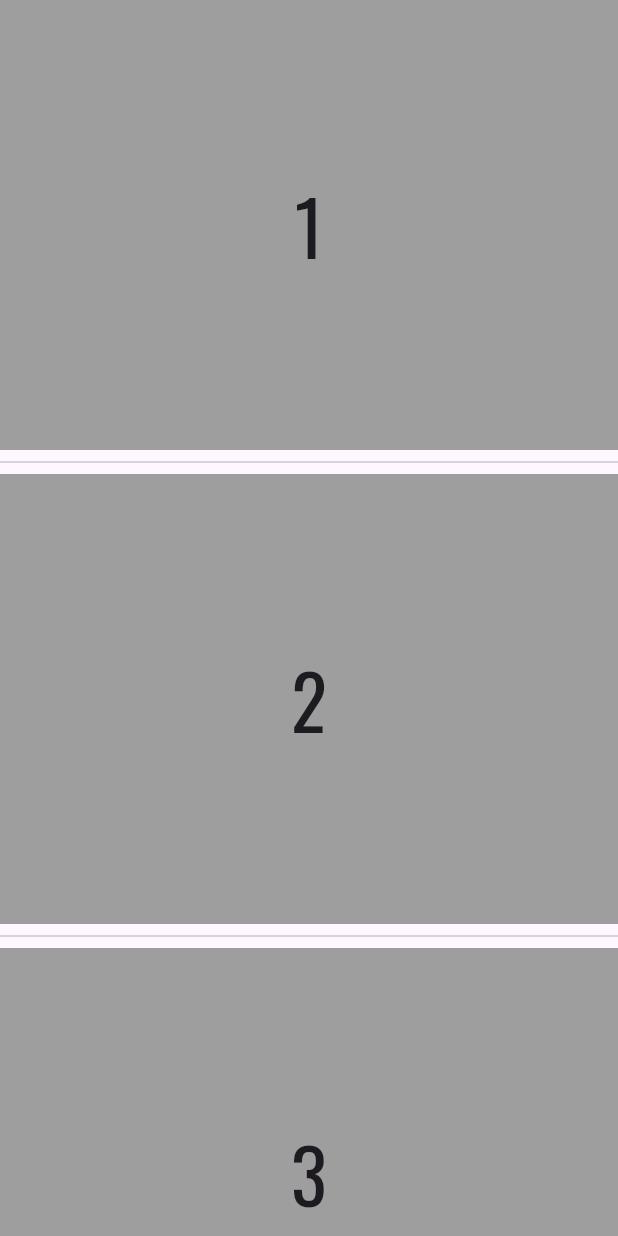
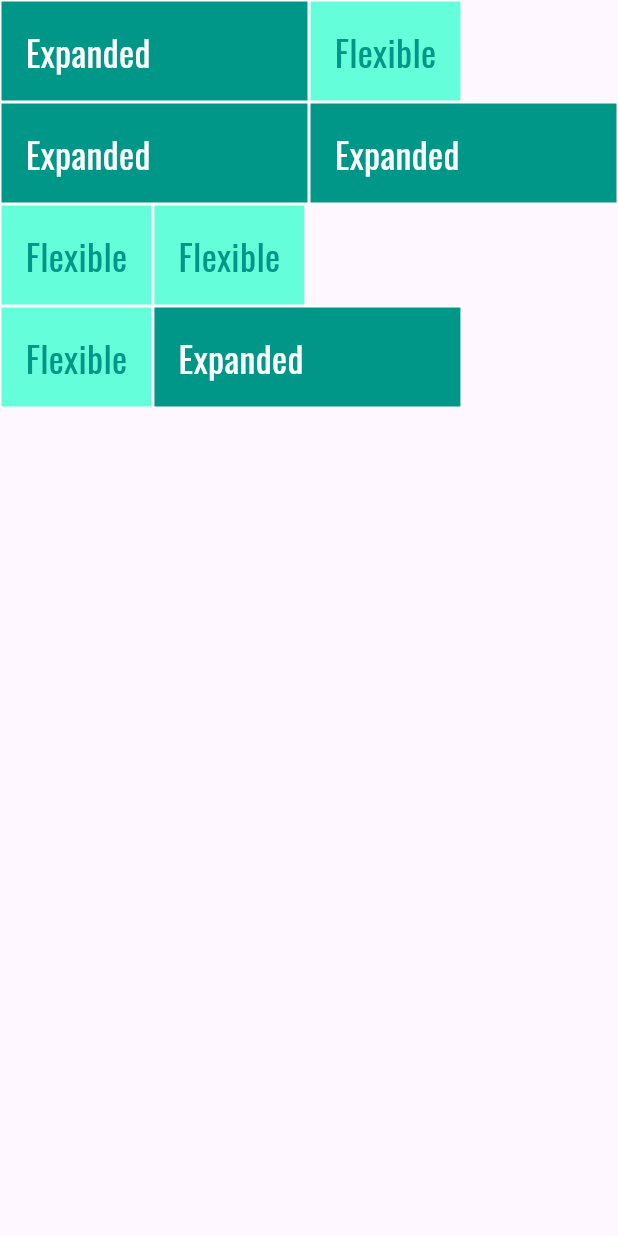
Before and after one commit to Garongan/belajar-flutter, a Flutter app: the screen it shows after launch, on a phone screen of 412 x 824 dp. Run offline on Flutter 3.47's test engine with Material 3 defaults, Android fonts, the phone set to English and light mode, and no system bars.

Commit message:
feat: learn widget expanded and flexible

```diff
--- a/lib/main.dart
+++ b/lib/main.dart
@@ -1,5 +1,5 @@
 import 'package:flutter/material.dart';
-import 'package:hello_world/screen/scrolling_screen.dart';
+import 'package:hello_world/screen/flexible_screen.dart';
 
 void main() {
   runApp(const MyApp());
@@ -26,7 +26,7 @@ class MyApp extends StatelessWidget {
       //     child: MakeTextBigger(text: 'Hello World'),
       //   ),
       // home: const FirstScreen(), // first screen
-      home: const ScrollingScreen(),
+      home: const FlexibleScreen(),
       // using widget padding
       // home: const Padding(
       //   padding: EdgeInsets.all(30),
--- /dev/null
+++ b/lib/screen/flexible_screen.dart
@@ -0,0 +1,93 @@
+import 'package:flutter/material.dart';
+
+class FlexibleScreen extends StatelessWidget {
+  const FlexibleScreen({super.key});
+
+  @override
+  Widget build(BuildContext context) {
+    return const Scaffold(
+      body: SafeArea(
+        child: Column(
+          children: [
+            Row(
+              children: [
+                ExpandedWidget(),
+                FlexibleWidget(),
+              ],
+            ),
+            Row(
+              children: [
+                ExpandedWidget(),
+                ExpandedWidget(),
+              ],
+            ),
+            Row(
+              children: [
+                FlexibleWidget(),
+                FlexibleWidget(),
+              ],
+            ),
+            Row(
+              children: [
+                FlexibleWidget(),
+                ExpandedWidget(),
+              ],
+            ),
+          ],
+        ),
+      ),
+    );
+  }
+}
+
+class ExpandedWidget extends StatelessWidget {
+  const ExpandedWidget({super.key});
+
+  @override
+  Widget build(BuildContext context) {
+    return Expanded(
+      child: Container(
+        decoration: BoxDecoration(
+          color: Colors.teal,
+          border: Border.all(color: Colors.white),
+        ),
+        child: const Padding(
+          padding: EdgeInsets.all(16.0),
+          child: Text(
+            'Expanded',
+            style: TextStyle(
+              color: Colors.white,
+              fontSize: 24,
+            ),
+          ),
+        ),
+      ),
+    );
+  }
+}
+
+class FlexibleWidget extends StatelessWidget {
+  const FlexibleWidget({super.key});
+
+  @override
+  Widget build(BuildContext context) {
+    return Flexible(
+      child: Container(
+        decoration: BoxDecoration(
+          color: Colors.tealAccent,
+          border: Border.all(color: Colors.white),
+        ),
+        child: const Padding(
+          padding: EdgeInsets.all(16.0),
+          child: Text(
+            'Flexible',
+            style: TextStyle(
+              color: Colors.teal,
+              fontSize: 24,
+            ),
+          ),
+        ),
+      ),
+    );
+  }
+}
```
Also changed, not shown: lib/screen/expanded_screen.dart (added, +43 -0 lines).
